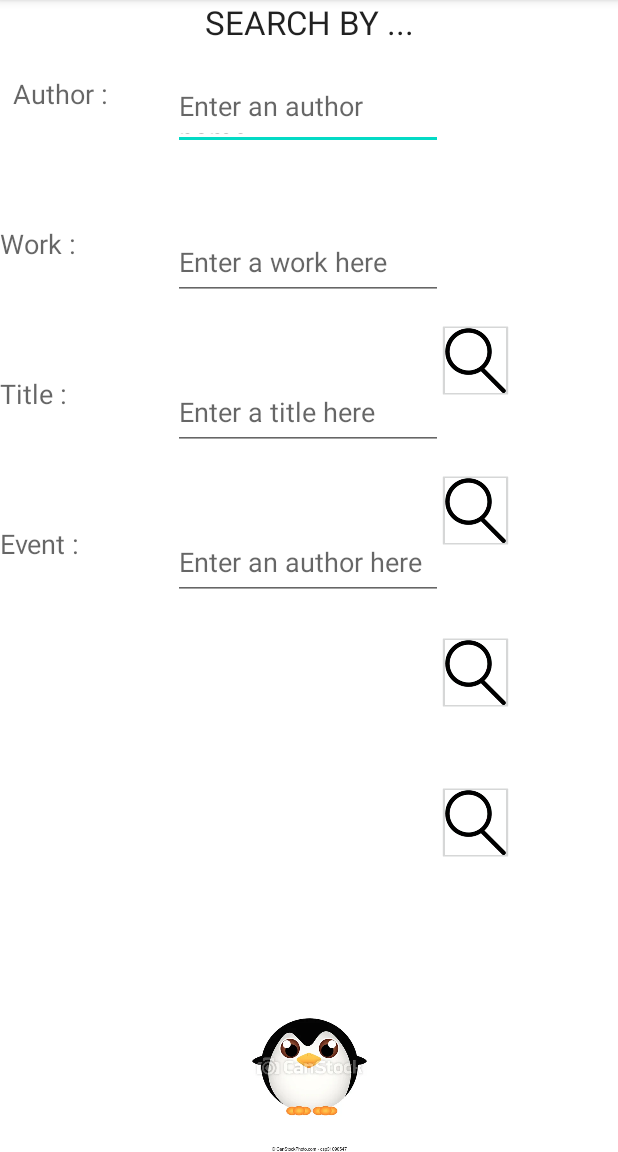
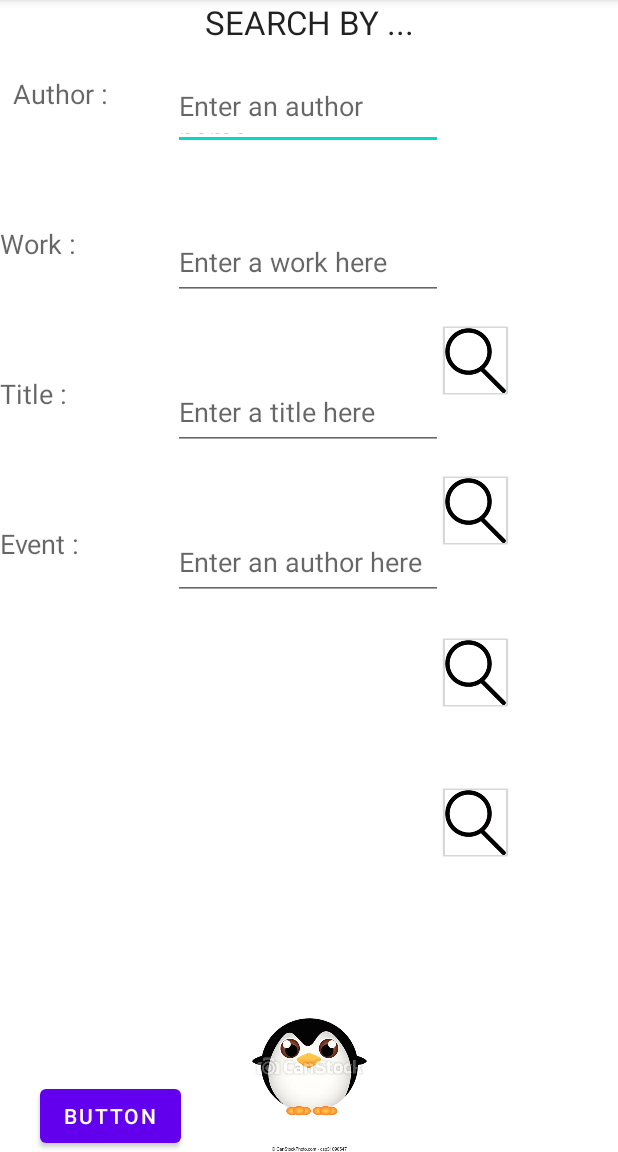
Before and after one commit to Solene838/Pinguin_House, an Android app: the SearchActivity screen opened directly, with no data from a screen before it, on a phone screen of 412 x 824 dp, the part 84-1236 px from its top. Run offline under Robolectric (Android 15) with nearby library versions, the phone set to English and light mode, and no system bars.

```diff
--- a/app/src/main/AndroidManifest.xml
+++ b/app/src/main/AndroidManifest.xml
@@ -1,6 +1,8 @@
 <?xml version="1.0" encoding="utf-8"?>
 <manifest xmlns:android="http://schemas.android.com/apk/res/android"
     package="com.example.pinguinhouse">
+
+    <uses-permission android:name="android.permission.INTERNET" />
 
     <application
         android:allowBackup="true"
@@ -10,7 +12,7 @@
         android:supportsRtl="true"
         android:theme="@style/Theme.PinguinHouse">
         <activity
-            android:name=".ResultsActivity"
+            android:name=".ListActivity"
             android:exported="false" />
         <activity
             android:name=".HistoryActivity"
--- /dev/null
+++ b/app/src/main/java/com/example/pinguinhouse/MyAdapter.java
@@ -0,0 +1,4 @@
+package com.example.pinguinhouse;
+
+public class MyAdapter {
+}
--- a/app/src/main/java/com/example/pinguinhouse/SearchActivity.java
+++ b/app/src/main/java/com/example/pinguinhouse/SearchActivity.java
@@ -3,10 +3,12 @@ package com.example.pinguinhouse;
 import androidx.annotation.RequiresApi;
 import androidx.appcompat.app.AppCompatActivity;
 
+import android.content.Intent;
 import android.os.Build;
 import android.os.Bundle;
 import android.util.Log;
 import android.view.View;
+import android.widget.Button;
 import android.widget.EditText;
 import android.widget.ImageButton;
 
@@ -41,5 +43,15 @@ public class SearchActivity extends AppCompatActivity {
         });*/
 
         bAuthor.setOnClickListener(new GetTextOnClickListener(this));
+
+        Button b = (Button)findViewById(R.id.button);
+
+        b.setOnClickListener(new View.OnClickListener() {
+            @Override
+            public void onClick(View v) {
+                Intent intent = new Intent(v.getContext(), ListActivity.class);
+                v.getContext().startActivity(intent);
+            }
+        });
     }
 }
--- a/app/src/main/res/layout/activity_search.xml
+++ b/app/src/main/res/layout/activity_search.xml
@@ -179,4 +179,13 @@
         app:layout_constraintEnd_toEndOf="parent"
         app:layout_constraintStart_toStartOf="parent"
         app:srcCompat="@drawable/pinguin" />
+
+    <Button
+        android:id="@+id/button"
+        android:layout_width="wrap_content"
+        android:layout_height="wrap_content"
+        android:text="@string/button"
+        app:layout_constraintBottom_toBottomOf="parent"
+        app:layout_constraintEnd_toStartOf="@+id/imgPingSearch"
+        app:layout_constraintStart_toStartOf="parent" />
 </androidx.constraintlayout.widget.ConstraintLayout>
--- a/app/src/main/res/values/strings.xml
+++ b/app/src/main/res/values/strings.xml
@@ -21,4 +21,5 @@
     <string name="btn_search_event">btn search event</string>
     <string name="btn_search_title">btn search title</string>
     <string name="what_you_have_searched_before">What you have searched before :</string>
+    <string name="button">Button</string>
 </resources>
```
Also changed, not shown: app/src/main/java/com/example/pinguinhouse/ListActivity.java (added, +19 -0 lines), app/src/main/java/com/example/pinguinhouse/ResultsActivity.java (deleted, +0 -14 lines), app/src/main/res/layout/activity_list.xml (renamed from app/src/main/res/layout/activity_results.xml, +9 -1 lines).
